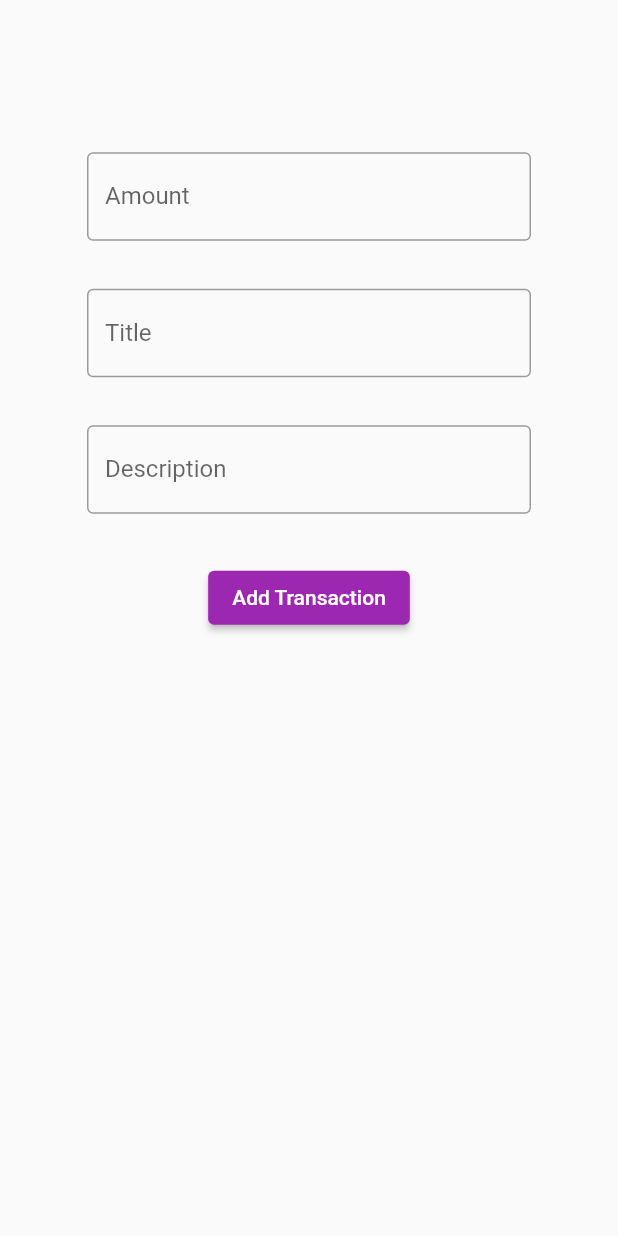
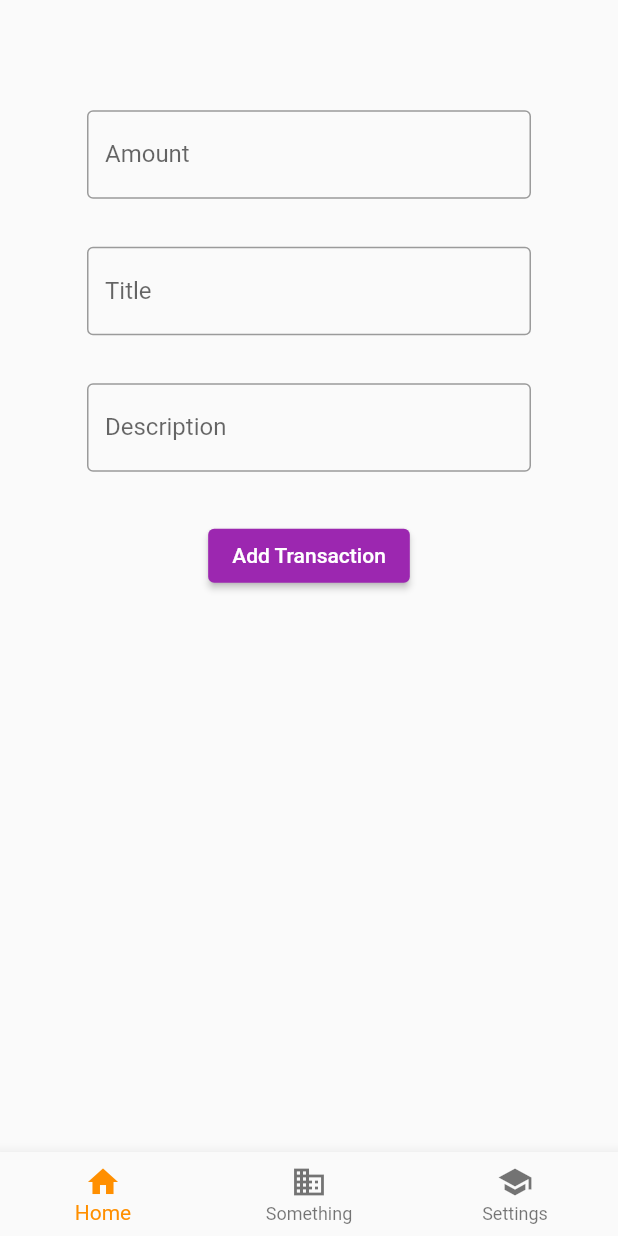
Before and after one commit to marcoserenelli/Smerkel, a Flutter app: the screen it shows after launch, on a phone screen of 412 x 824 dp. Run offline on Flutter 3.47's test engine with Material 2 defaults, Android fonts, the phone set to English and light mode, and no system bars.

Commit message:
Adjusted Bottom navbar

```diff
--- a/lib/main.dart
+++ b/lib/main.dart
@@ -12,7 +12,7 @@ class MainApp extends StatelessWidget {
   Widget build(BuildContext context) {
     return const MaterialApp(
       home: Scaffold(
-        body: TransactionWidget(),
+        bottomNavigationBar: BottomNavBar(),
       ),
     );
   }
--- a/lib/widgets/bottom_navbar.dart
+++ b/lib/widgets/bottom_navbar.dart
@@ -1,4 +1,5 @@
 import 'package:flutter/material.dart';
+import './transaction_list.dart';
 
 class BottomNavBar extends StatefulWidget {
   const BottomNavBar({super.key});
@@ -8,9 +9,32 @@ class BottomNavBar extends StatefulWidget {
 }
 
 class _BottomNavBarState extends State<BottomNavBar> {
+  int _selectedIndex = 0;
+
+  static const List<Widget> _widgetOptions = <Widget>[
+    TransactionWidget(),
+    Text(
+      'Index 1: Todo',
+      style: TextStyle(fontSize: 35),
+    ),
+    Text(
+      'Index 2: Todo',
+      style: TextStyle(fontSize: 35),
+    ),
+  ];
+
+  void _onItemTapped(int index) {
+    setState(() {
+      _selectedIndex = index;
+    });
+  }
+
   @override
   Widget build(BuildContext context) {
     return Scaffold(
+      body: Center(
+        child: _widgetOptions.elementAt(_selectedIndex),
+      ),
       bottomNavigationBar: BottomNavigationBar(
         items: const [
           BottomNavigationBarItem(
@@ -26,6 +50,9 @@ class _BottomNavBarState extends State<BottomNavBar> {
             label: 'Settings',
           ),
         ],
+        currentIndex: _selectedIndex,
+        selectedItemColor: Colors.amber[800],
+        onTap: _onItemTapped,
       ),
     );
   }
```
